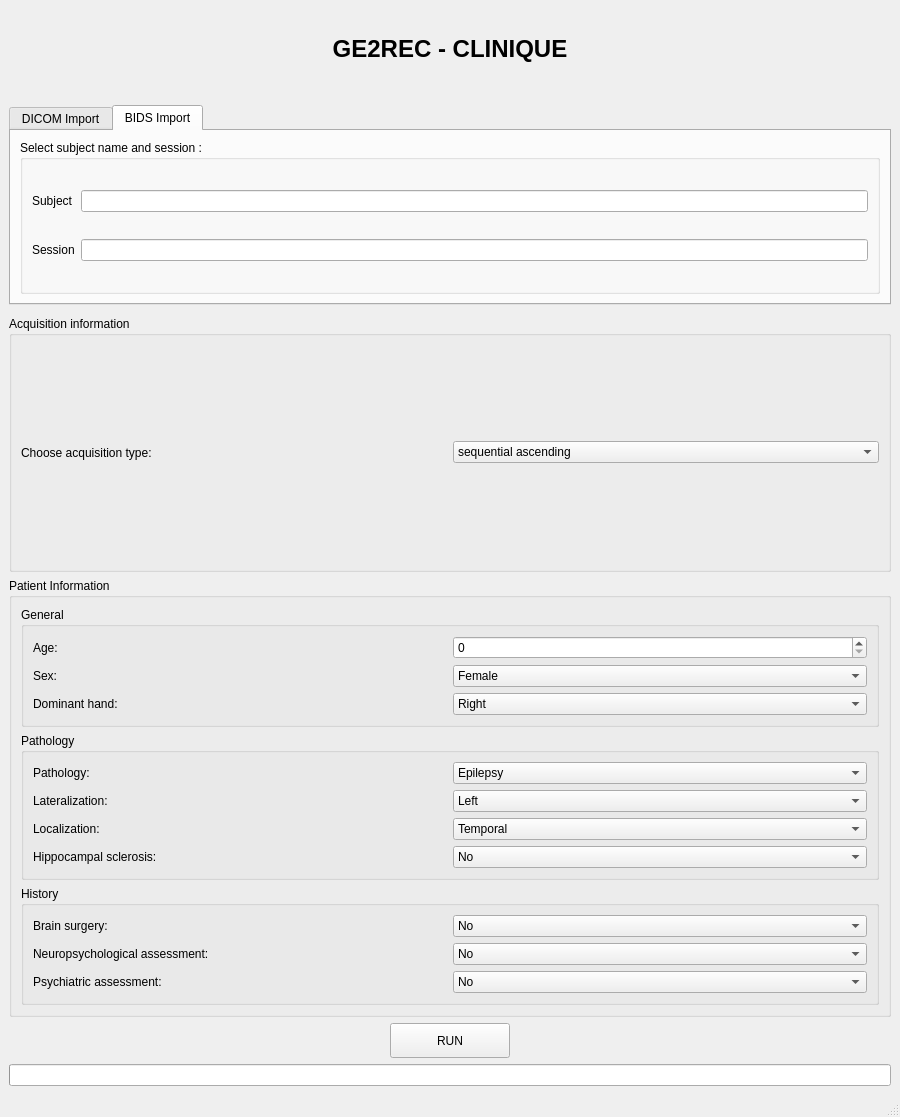
The window that ge2rec-clin/interface.ui (IRMaGe-3T/ge2rec-clin) describes before a commit, drawn with Qt 5.
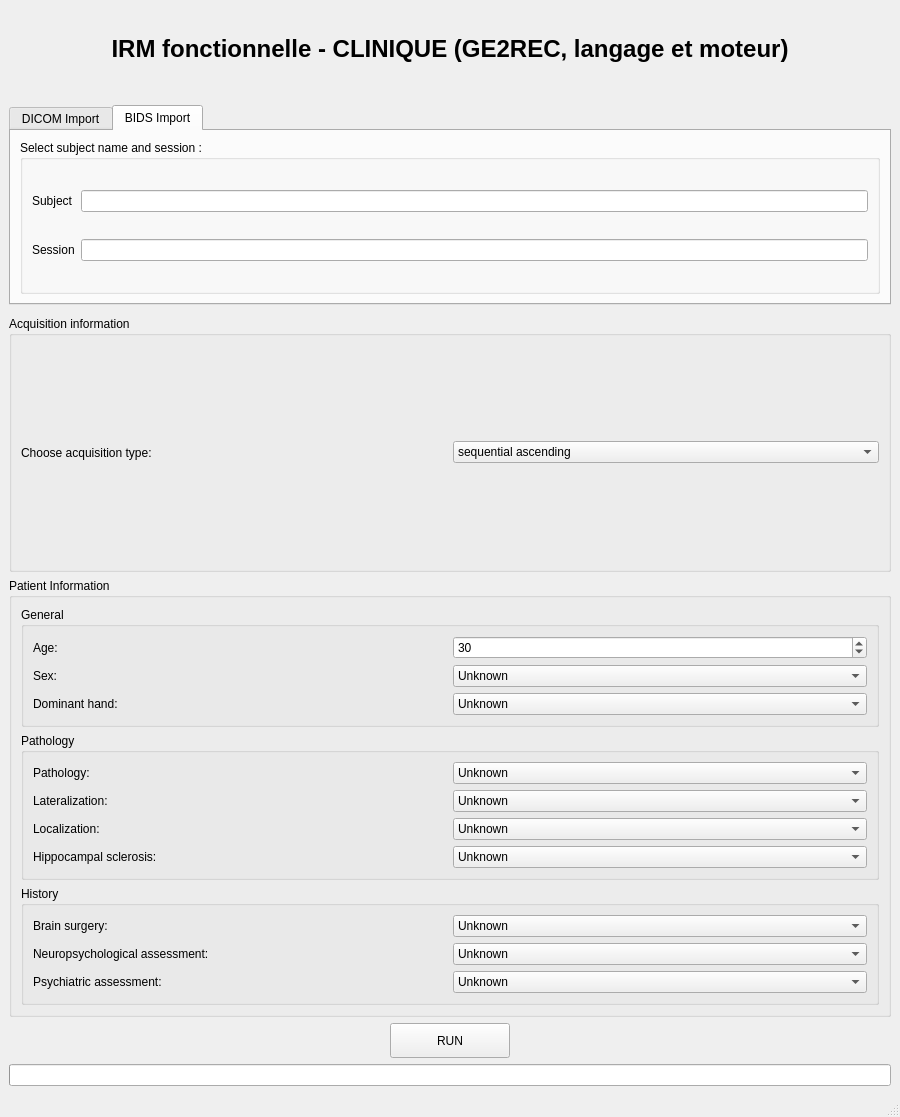
The same window after the commit.

```diff
--- a/ge2rec-clin/interface.ui
+++ b/ge2rec-clin/interface.ui
@@ -37,7 +37,7 @@
        </font>
       </property>
       <property name="text">
-       <string>GE2REC - CLINIQUE</string>
+       <string>IRM fonctionnelle - CLINIQUE (GE2REC, langage et moteur)</string>
       </property>
       <property name="alignment">
        <set>Qt::AlignCenter</set>
@@ -271,6 +271,9 @@
             <property name="maximum">
              <number>120</number>
             </property>
+            <property name="value">
+             <number>30</number>
+            </property>
            </widget>
           </item>
           <item row="1" column="0">
@@ -282,6 +285,11 @@
           </item>
           <item row="1" column="1">
            <widget class="QComboBox" name="comboBox_sex">
+            <item>
+             <property name="text">
+              <string>Unknown</string>
+             </property>
+            </item>
             <item>
              <property name="text">
               <string>Female</string>
@@ -308,6 +316,11 @@
           </item>
           <item row="2" column="1">
            <widget class="QComboBox" name="comboBox_hand">
+            <item>
+             <property name="text">
+              <string>Unknown</string>
+             </property>
+            </item>
             <item>
              <property name="text">
               <string>Right</string>
@@ -348,6 +361,16 @@
           </item>
           <item row="0" column="1">
            <widget class="QComboBox" name="comboBox_pathology">
+           <item>
+             <property name="text">
+              <string>Unknown</string>
+             </property>
+            </item>
+            <item>
+             <property name="text">
+              <string>Healthy participant</string>
+             </property>
+            </item>
             <item>
              <property name="text">
               <string>Epilepsy</string>
@@ -384,6 +407,11 @@
           </item>
           <item row="1" column="1">
            <widget class="QComboBox" name="comboBox_lat">
+            <item>
+             <property name="text">
+              <string>Unknown</string>
+             </property>
+            </item>
             <item>
              <property name="text">
               <string>Left</string>
@@ -415,6 +443,11 @@
           </item>
           <item row="2" column="1">
            <widget class="QComboBox" name="comboBox_localisation">
+            <item>
+             <property name="text">
+              <string>Unknown</string>
+             </property>
+            </item>
             <item>
              <property name="text">
               <string>Temporal</string>
@@ -456,6 +489,11 @@
           </item>
           <item row="3" column="1">
            <widget class="QComboBox" name="comboBox_hippo">
+            <item>
+             <property name="text">
+              <string>Unknown</string>
+             </property>
+            </item>
             <item>
              <property name="text">
               <string>No</string>
@@ -491,6 +529,11 @@
           </item>
           <item row="0" column="1">
            <widget class="QComboBox" name="comboBox_surgery">
+            <item>
+             <property name="text">
+              <string>Unknown</string>
+             </property>
+            </item>
             <item>
              <property name="text">
               <string>No</string>
@@ -517,6 +560,11 @@
           </item>
           <item row="1" column="1">
            <widget class="QComboBox" name="comboBox_neuropsy">
+            <item>
+             <property name="text">
+              <string>Unknown</string>
+             </property>
+            </item>
             <item>
              <property name="text">
               <string>No</string>
@@ -543,6 +591,11 @@
           </item>
           <item row="2" column="1">
            <widget class="QComboBox" name="comboBox_psy">
+            <item>
+             <property name="text">
+              <string>Unknown</string>
+             </property>
+            </item>
             <item>
              <property name="text">
               <string>No</string>
```
Left out of the diff: 40 changed lines with no effect on the pictures.
